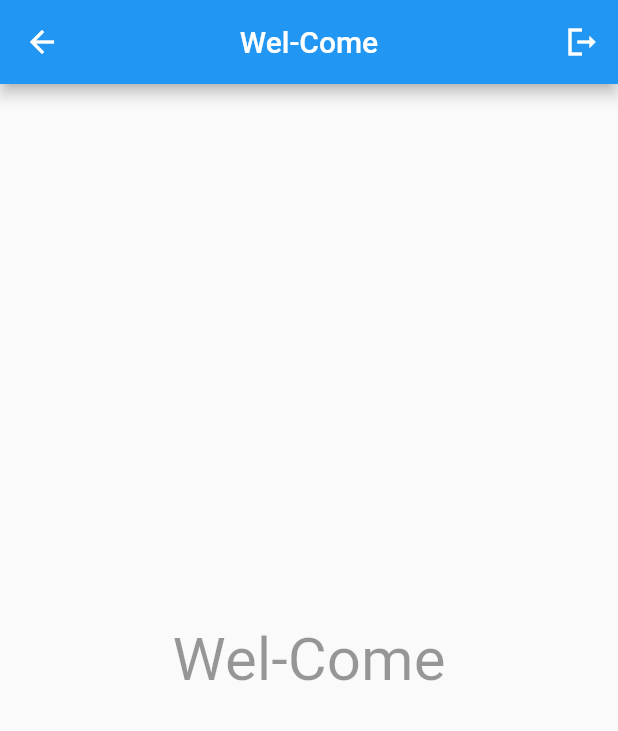
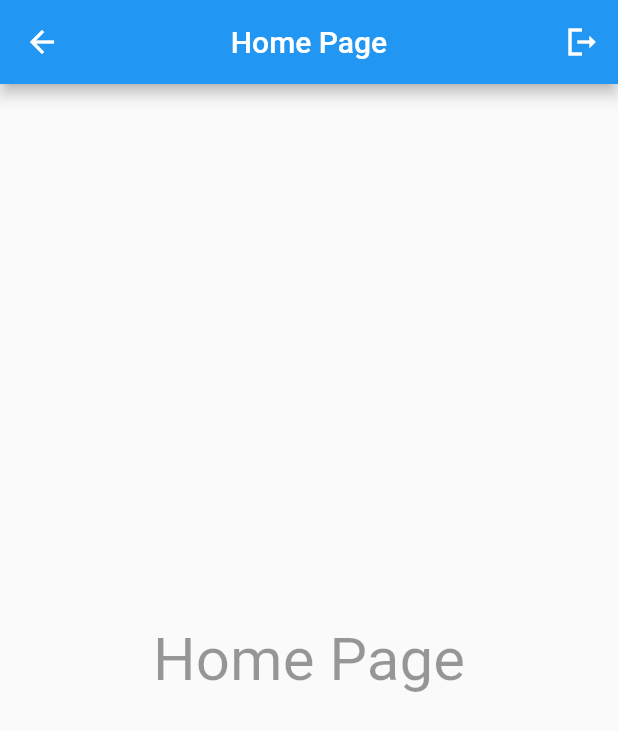
Before and after one commit to manthandonga/Media-Booster, a Flutter app: the MyApp screen opened directly, on a phone screen of 412 x 824 dp. Shown: the top 731 px of the screen. Run offline on Flutter 3.47's test engine with Material 2 defaults, Android fonts, the phone set to English and light mode, and no system bars; our stand-ins replace shared_preferences; accounts and stored records are empty.

Commit message:
media_booster

```diff
--- a/lib/main.dart
+++ b/lib/main.dart
@@ -1,5 +1,5 @@
 import 'package:flutter/material.dart';
-import 'package:media_booster_5/spleshScreen.dart';
+import 'package:intro_screen/intro_Screen.dart';
 import 'package:shared_preferences/shared_preferences.dart';
 
 void main() async {
@@ -17,7 +17,7 @@ void main() async {
       initialRoute: (isIntroVal) ? "/" : "spalshScreen_Page",
       routes: {
         "/": (context) => const MyApp(),
-        "spalshScreen_Page": (context) => const spalshScreen_Page(),
+        "spalshScreen_Page": (context) => const intro_Page(),
       },
     ),
   );
@@ -36,7 +36,7 @@ class _MyAppState extends State<MyApp> {
     return Scaffold(
       resizeToAvoidBottomInset: false,
       appBar: AppBar(
-        title: const Text("Wel-Come"),
+        title: const Text("Home Page"),
         centerTitle: true,
         actions: [
           IconButton(
@@ -54,7 +54,7 @@ class _MyAppState extends State<MyApp> {
       body: Container(
         alignment: Alignment.center,
         child: Text(
-          "Wel-Come",
+          "Home Page",
           style: TextStyle(
             fontSize: 40,
             color: Colors.black.withOpacity(0.4),
```
Also changed, not shown: lib/intro_Screen.dart (renamed from lib/spleshScreen.dart, +15 -14 lines).
